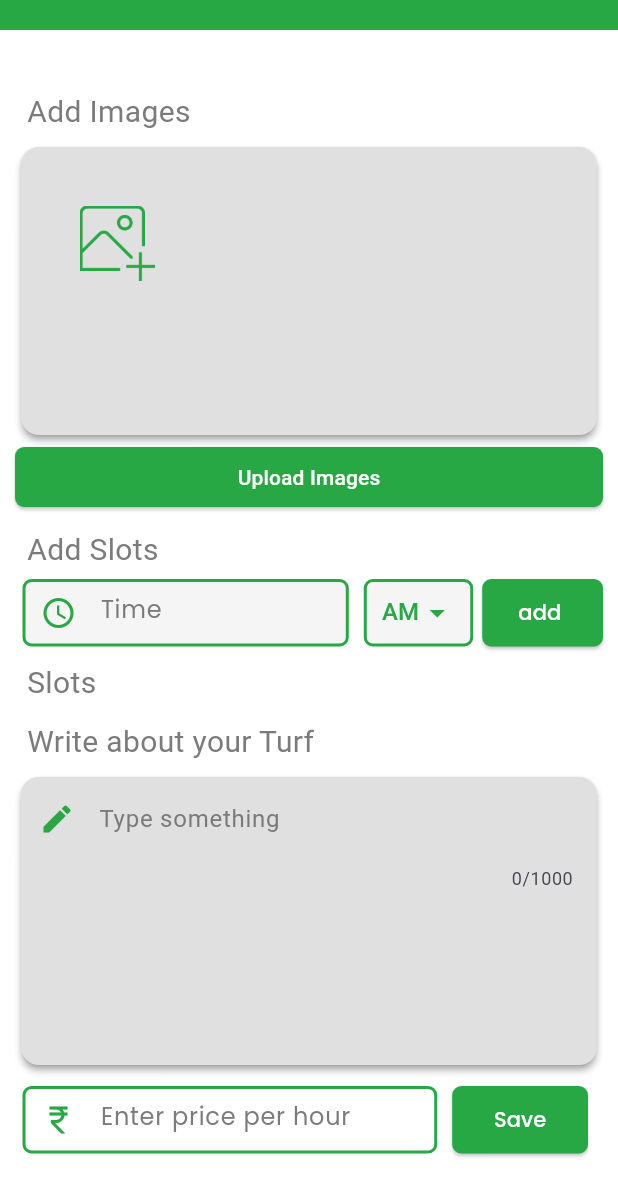
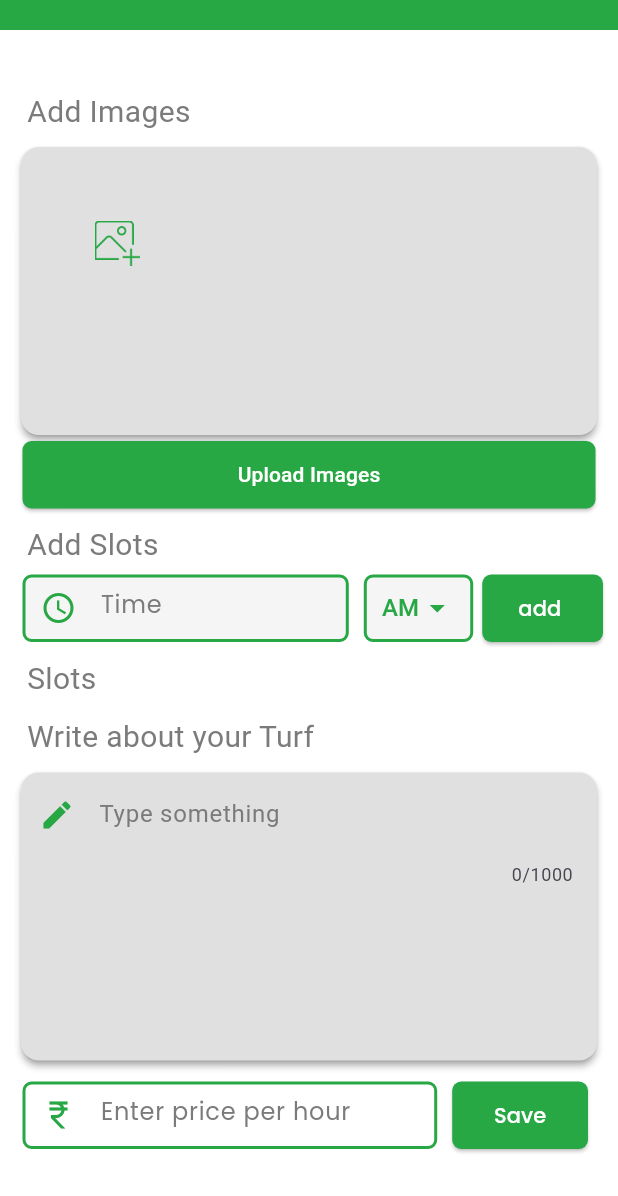
Before and after one commit to MuralidharanKrishnamoorthy/TurfMaster, a Flutter app: the admindashboard screen opened directly, after a tap on "Upload Images", on a phone screen of 412 x 824 dp. Shown: the top 1196 px of the screen. Run offline on Flutter 3.47's test engine with Material 3 defaults, Android fonts, the light colour scheme and no system bars; our stand-ins replace animated_text_kit, google_fonts, image_picker, otp_text_field; Roboto replaces fonts that are missing (Niramit).

Commit message:
Initial commit

```diff
--- a/lib/pages-admin/admindashboard.dart
+++ b/lib/pages-admin/admindashboard.dart
@@ -39,7 +39,7 @@ class _admindashboardState extends State<admindashboard> {
       if (image == null) continue;
 
       String url =
-          'http://10.0.2.2:5000/upload'; // Use 10.0.2.2 to refer to localhost from Android emulator
+          '';
 
       var request = http.MultipartRequest('POST', Uri.parse(url));
       request.files.add(await http.MultipartFile.fromPath('image', image.path));
@@ -119,8 +119,8 @@ class _admindashboardState extends State<admindashboard> {
                             iconSize: 40,
                             icon: Image.asset(
                               'images/addimage.png',
-                              width: 50,
-                              height: 50,
+                              width: 30,
+                              height: 30,
                             ),
                             highlightColor: Colors.transparent,
                           );
@@ -132,7 +132,10 @@ class _admindashboardState extends State<admindashboard> {
                   ),
                 ),
               ),
-              ElevatedButton(
+              Padding(padding: EdgeInsets.only(left: 5,right: 5),
+                child: SizedBox(
+                  height: 45,
+                  child: ElevatedButton(
                     onPressed: _uploadImages,
                     style: ElevatedButton.styleFrom(
                         backgroundColor: entireapp,
@@ -141,6 +144,8 @@ class _admindashboardState extends State<admindashboard> {
                     child: Text(
                       'Upload Images',
                       style: GoogleFonts.niramit(color: white),
+                    ),
+                  ),
                 ),
               ),
               Container(
```
Also changed, not shown: lib/turfmasterbackend/authentication_API.dart (added). Lines whose indentation alone changed are shown as unchanged.
